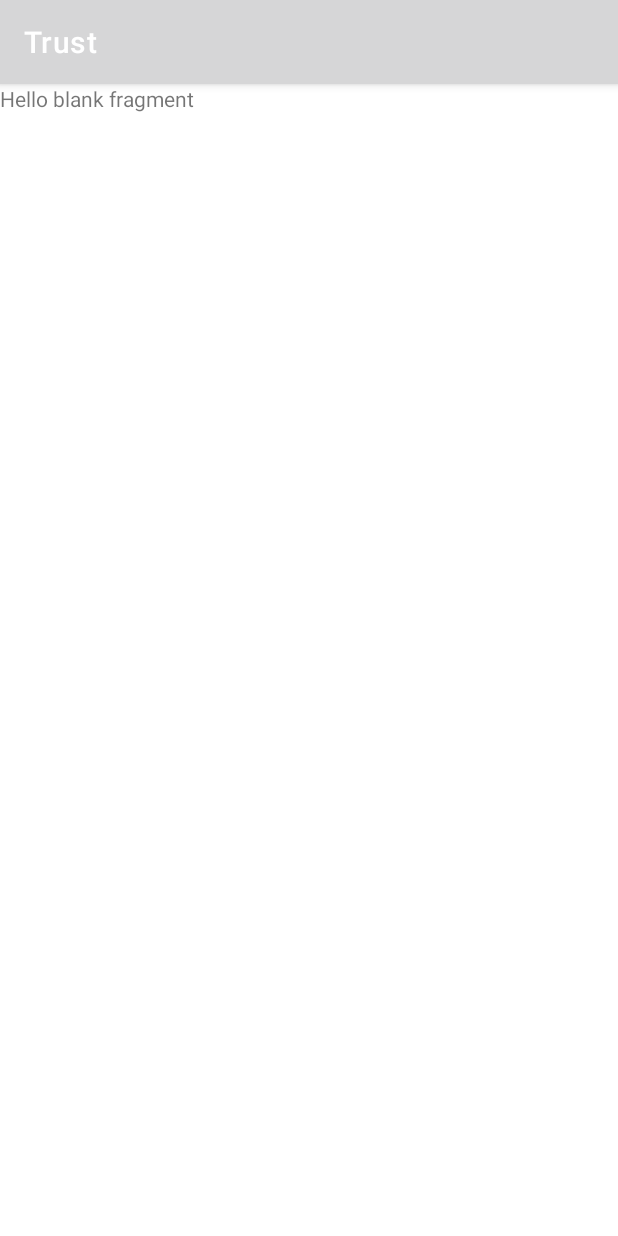
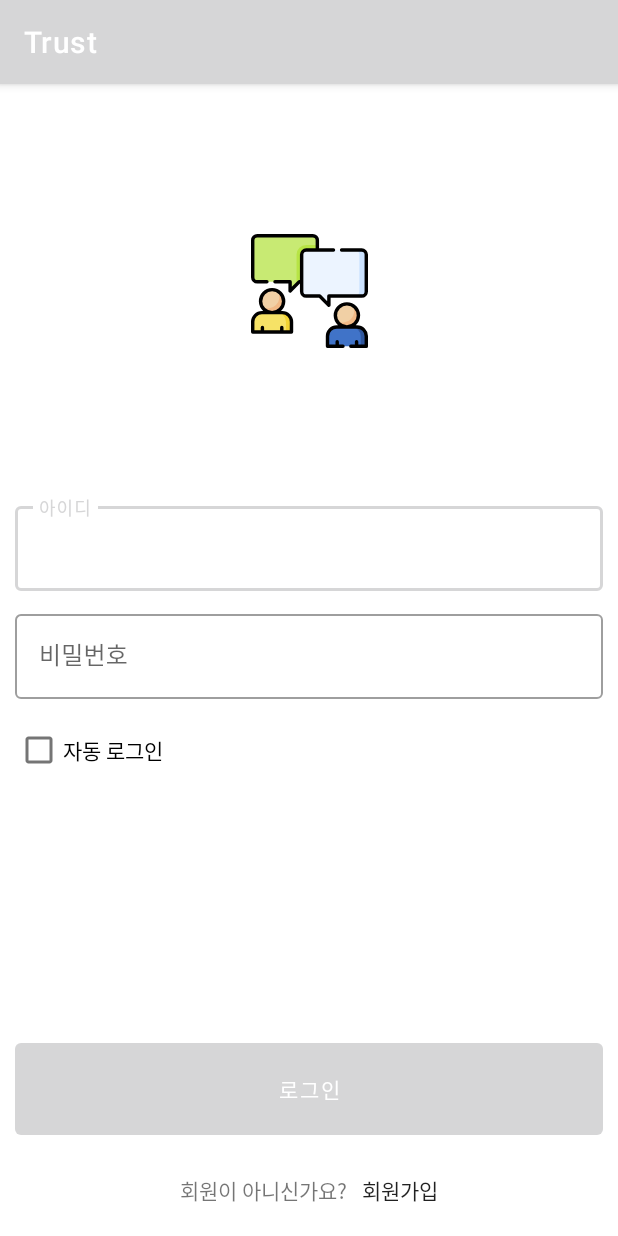
Before and after one commit to 2004yyj/Trust, an Android app: the fragment LoginFragment shown on its own in the app's theme, on a phone screen of 412 x 824 dp. Run offline under Robolectric (Android 15) with nearby library versions, the phone set to English and light mode, and no system bars.

Commit message:
[Update] LoginFragment Design

```diff
--- a/Android/app/src/main/res/layout/fragment_login.xml
+++ b/Android/app/src/main/res/layout/fragment_login.xml
@@ -1,14 +1,107 @@
 <?xml version="1.0" encoding="utf-8"?>
-<FrameLayout xmlns:android="http://schemas.android.com/apk/res/android"
+<androidx.constraintlayout.widget.ConstraintLayout xmlns:android="http://schemas.android.com/apk/res/android"
+    xmlns:app="http://schemas.android.com/apk/res-auto"
     xmlns:tools="http://schemas.android.com/tools"
     android:layout_width="match_parent"
     android:layout_height="match_parent"
-    tools:context=".fragment.LoginFragment">
+    tools:context=".fragment.LoginFragment"
+    android:paddingHorizontal="10dp"
+    android:clipToPadding="false">
 
-    <!-- TODO: Update blank fragment layout -->
-    <TextView
+    <ImageView
+        android:id="@+id/imageView"
+        android:layout_width="wrap_content"
+        android:layout_height="wrap_content"
+        android:layout_gravity="center_horizontal"
+        android:src="@drawable/ic_logo"
+        android:layout_marginTop="100dp"
+        app:layout_constraintBottom_toTopOf="@id/info_linear_login"
+        app:layout_constraintEnd_toEndOf="parent"
+        app:layout_constraintStart_toStartOf="parent"
+        app:layout_constraintTop_toTopOf="parent" />
+
+    <LinearLayout
+        android:id="@+id/info_linear_login"
         android:layout_width="match_parent"
-        android:layout_height="match_parent"
-        android:text="@string/hello_blank_fragment" />
+        android:layout_height="wrap_content"
+        android:layout_marginTop="100dp"
+        android:orientation="vertical"
+        app:layout_constraintEnd_toEndOf="parent"
+        app:layout_constraintStart_toStartOf="parent"
+        app:layout_constraintTop_toBottomOf="@+id/imageView">
 
-</FrameLayout>
+        <com.google.android.material.textfield.TextInputLayout
+            android:id="@+id/til_id_login"
+            style="@style/Widget.MaterialComponents.TextInputLayout.OutlinedBox"
+            android:layout_width="match_parent"
+            android:layout_height="wrap_content"
+            android:hint="@string/id">
+
+            <com.google.android.material.textfield.TextInputEditText
+                android:id="@+id/et_id_login"
+                android:layout_width="match_parent"
+                android:layout_height="wrap_content" />
+
+        </com.google.android.material.textfield.TextInputLayout>
+
+        <com.google.android.material.textfield.TextInputLayout
+            android:id="@+id/til_pw_login"
+            style="@style/Widget.MaterialComponents.TextInputLayout.OutlinedBox"
+            android:layout_width="match_parent"
+            android:layout_height="wrap_content"
+            android:layout_marginTop="10dp"
+            android:hint="@string/pw">
+
+            <com.google.android.material.textfield.TextInputEditText
+                android:id="@+id/et_pw_login"
+                android:layout_width="match_parent"
+                android:layout_height="wrap_content" />
+
+        </com.google.android.material.textfield.TextInputLayout>
+
+        <CheckBox
+            android:id="@+id/chk_auto_login"
+            android:layout_width="wrap_content"
+            android:layout_height="wrap_content"
+            android:layout_marginTop="10dp"
+            android:text="자동 로그인" />
+
+    </LinearLayout>
+
+    <Button
+        android:id="@+id/btn_login_login"
+        android:layout_width="match_parent"
+        android:layout_height="wrap_content"
+        android:padding="20dp"
+        android:stateListAnimator="@null"
+        android:text="로그인"
+        android:layout_marginBottom="20dp"
+        app:layout_constraintBottom_toTopOf="@id/signUp_linear_login"
+        app:layout_constraintEnd_toEndOf="parent"
+        app:layout_constraintStart_toStartOf="parent" />
+
+    <LinearLayout
+        android:id="@+id/signUp_linear_login"
+        android:layout_marginBottom="20dp"
+        android:layout_width="wrap_content"
+        android:layout_height="wrap_content"
+        app:layout_constraintBottom_toBottomOf="parent"
+        app:layout_constraintEnd_toEndOf="parent"
+        app:layout_constraintStart_toStartOf="parent">
+
+        <TextView
+            android:layout_width="wrap_content"
+            android:layout_height="wrap_content"
+            android:text="회원이 아니신가요?" />
+
+        <androidx.appcompat.widget.AppCompatButton
+            style="@style/NoPaddingButton"
+            android:layout_width="wrap_content"
+            android:layout_height="wrap_content"
+            android:layout_marginStart="10dp"
+            android:background="@android:color/transparent"
+            android:text="@string/sign_up" />
+
+    </LinearLayout>
+
+</androidx.constraintlayout.widget.ConstraintLayout>
```
